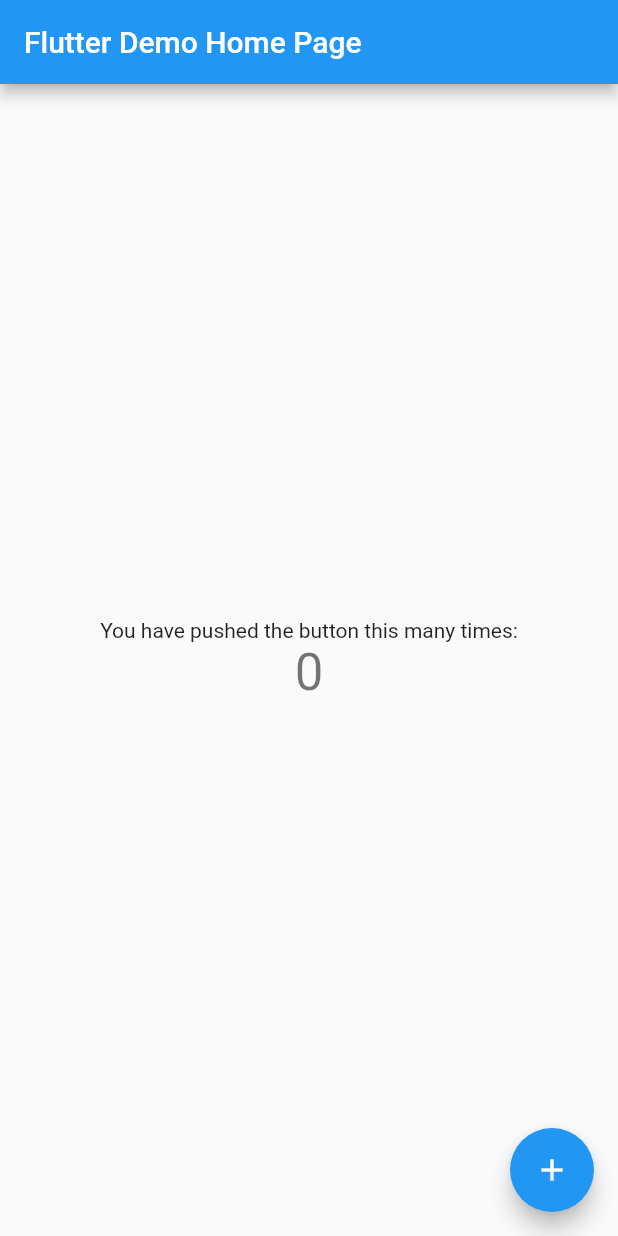
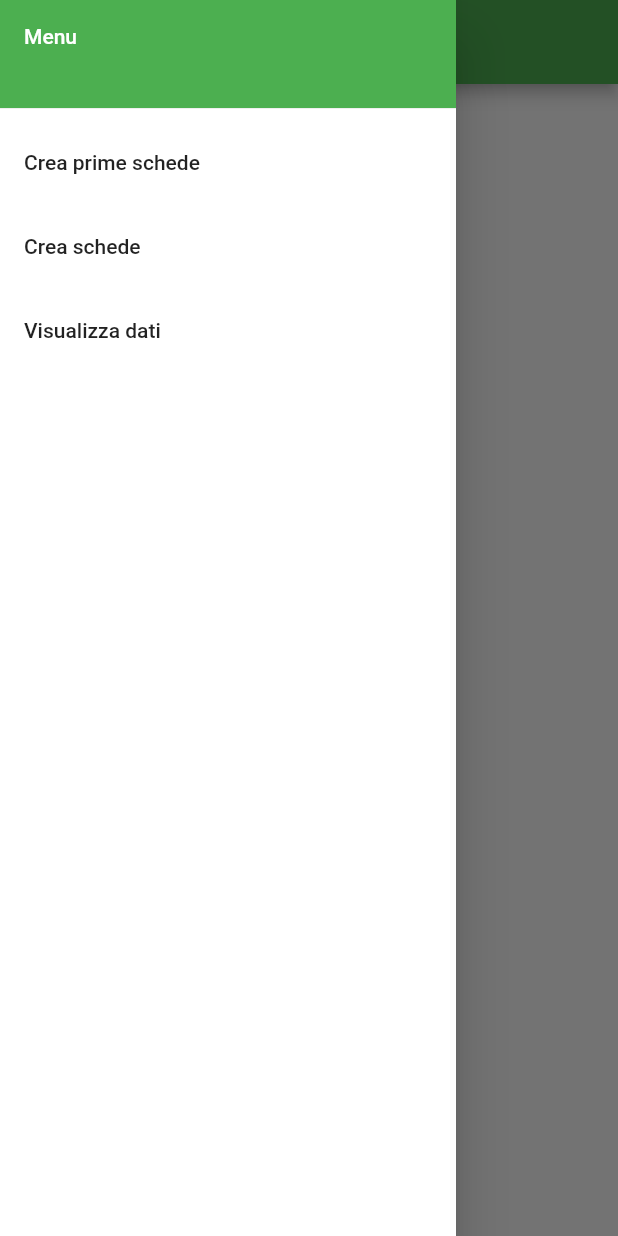
Before and after one commit to MartiniMichele/PAWM, a Flutter app: the screen it shows after launch, with the side drawer open (before the commit the screen has no drawer), on a phone screen of 412 x 824 dp. Run offline on Flutter 3.47's test engine with Material 2 defaults, Android fonts, the phone set to English and light mode, and no system bars.

Commit message:
Create classe di base per la view
create classi e widget di base per la view.

classi: Main Page, Prima Comune. contengono tre bottoni per la creazione delle schede

widget: Drawer Widget, Thee Buttons. widget per il popolamento delle parti comuni della view

```diff
--- a/pawm_project/lib/it/unicam/cs/pawm/controller/SchedeController.dart
+++ b/pawm_project/lib/it/unicam/cs/pawm/controller/SchedeController.dart
@@ -89,6 +89,7 @@
   SchedaPrivato scheda = SchedaPrivato(numeroScheda, durata, data, orario, descrizione, cliente);
   contratto.listaSchede.add(scheda);
   contratto.oreRimanenti = contratto.oreRimanenti - durata;
+  log("scheda per contratto creata ed aggiunta alla lista");
 
   return contratto.listaSchede.contains(scheda);
 }
--- /dev/null
+++ b/pawm_project/lib/it/unicam/cs/pawm/view/DrawerWidget.dart
@@ -0,0 +1,49 @@
+import 'package:flutter/material.dart';
+import 'package:pawm_project/it/unicam/cs/pawm/view/PrimaComune.dart';
+
+class MyDrawer extends StatelessWidget {
+  @override
+  Widget build(BuildContext context) {
+    return Drawer(
+      backgroundColor: Colors.white,
+      child: ListView(
+        padding: EdgeInsets.zero,
+        children: [
+          Container(
+            height: 80,
+            child: DrawerHeader(
+                child: Text(
+                  "Menu",
+                  style: TextStyle(color: Colors.white),
+                ),
+                decoration: BoxDecoration(color: Colors.green)),
+          ),
+          ListTile(
+            tileColor: Colors.white,
+            title: const Text("Crea prime schede"),
+            onTap: () => {
+              Navigator.push(context,
+                  MaterialPageRoute(builder: (context) => PrimaComune()))
+            },
+          ),
+          ListTile(
+            tileColor: Colors.white,
+            title: const Text("Crea schede"),
+            onTap: () => {
+              Navigator.push(context,
+                  MaterialPageRoute(builder: (context) => PrimaComune()))
+            },
+          ),
+          ListTile(
+            tileColor: Colors.white,
+            title: const Text("Visualizza dati"),
+            onTap: () => {
+              Navigator.push(context,
+                  MaterialPageRoute(builder: (context) => PrimaComune()))
+            },
+          )
+        ],
+      ),
+    );
+  }
+}
--- /dev/null
+++ b/pawm_project/lib/it/unicam/cs/pawm/view/MainPage.dart
@@ -0,0 +1,35 @@
+import 'package:flutter/material.dart';
+import 'package:pawm_project/it/unicam/cs/pawm/view/DrawerWidget.dart';
+import 'package:pawm_project/it/unicam/cs/pawm/view/ThreeButtons.dart';
+
+///Widget contenente la base della prima pagina
+class MainPage extends StatelessWidget {
+  const MainPage({Key? key}) : super(key: key);
+
+  @override
+  Widget build(BuildContext context) {
+    return const MaterialApp(home: _MainPageHome());
+  }
+}
+
+///Widget personalizzato della pagina iniziale
+class _MainPageHome extends StatelessWidget {
+  const _MainPageHome({Key? key}) : super(key: key);
+
+  @override
+  Widget build(BuildContext context) {
+    var _buttonText = [
+      "Scheda Comune",
+      "Scheda Privato",
+      "Scheda per Contratto"
+    ];
+
+    return Scaffold(
+        drawer: MyDrawer(),
+        appBar: AppBar(
+          backgroundColor: Colors.green,
+          title: const Text('Home'),
+        ),
+        body: ThreeButtons(_buttonText));
+  }
+}
--- /dev/null
+++ b/pawm_project/lib/it/unicam/cs/pawm/view/PrimaComune.dart
@@ -0,0 +1,26 @@
+import 'package:flutter/material.dart';
+import 'package:pawm_project/it/unicam/cs/pawm/view/DrawerWidget.dart';
+import 'package:pawm_project/it/unicam/cs/pawm/view/ThreeButtons.dart';
+
+class PrimaComune extends StatelessWidget {
+  PrimaComune({Key? key}) : super(key: key);
+
+  var _buttonText = [
+    "Prima scheda Comune",
+    "Prima scheda Privato",
+    "Crea contratto"
+  ];
+
+  @override
+  Widget build(BuildContext context) {
+    return MaterialApp(
+      home: Scaffold(
+          drawer: MyDrawer(),
+          appBar: AppBar(
+            backgroundColor: Colors.green,
+            title: const Text("Crea prima Scheda Comune"),
+          ),
+          body: ThreeButtons(_buttonText)),
+    );
+  }
+}
--- /dev/null
+++ b/pawm_project/lib/it/unicam/cs/pawm/view/ThreeButtons.dart
@@ -0,0 +1,61 @@
+
+import 'package:flutter/material.dart';
+import 'package:pawm_project/it/unicam/cs/pawm/view/PrimaComune.dart';
+
+class ThreeButtons extends StatelessWidget {
+  var _buttonText = [];
+
+  ThreeButtons(this._buttonText);
+
+  @override
+  Widget build(BuildContext context) {
+    return SizedBox(
+      width: double.infinity,
+      child: Column(
+        children: [
+          const SizedBox(
+            height: 50,
+          ),
+          ElevatedButton(
+            onPressed: () => {
+              Navigator.push(
+                  context,
+                  MaterialPageRoute(
+                      builder: (context) => PrimaComune()))
+            },
+            child: Text(_buttonText.first),
+            style: ElevatedButton.styleFrom(primary: Colors.green.shade700),
+          ),
+          const SizedBox(
+            height: 50,
+          ),
+          //metodo senza parentesi perché è un riferimento ad esso
+          ElevatedButton(
+            onPressed: () => {
+              Navigator.push(
+                  context,
+                  MaterialPageRoute(
+                      builder: (context) => PrimaComune()))
+            },
+            child: Text(_buttonText[1]),
+            style: ElevatedButton.styleFrom(primary: Colors.green.shade700),
+          ),
+          const SizedBox(
+            height: 50,
+          ),
+          ElevatedButton(
+            onPressed: () => {
+              Navigator.push(
+                  context,
+                  MaterialPageRoute(
+                      builder: (context) => PrimaComune()))
+            },
+            child: Text(_buttonText.last),
+            style: ElevatedButton.styleFrom(primary: Colors.green.shade700),
+          )
+        ],
+      ),
+    );
+  }
+
+}
--- a/pawm_project/pubspec.yaml
+++ b/pawm_project/pubspec.yaml
@@ -34,6 +34,7 @@
   # The following adds the Cupertino Icons font to your application.
   # Use with the CupertinoIcons class for iOS style icons.
   cupertino_icons: ^1.0.2
+  pdf: ^3.7.1
 
 dev_dependencies:
   flutter_test:
```
Also changed, not shown: pawm_project/lib/main.dart (+12 -5 lines), pawm_project/pubspec.lock.
